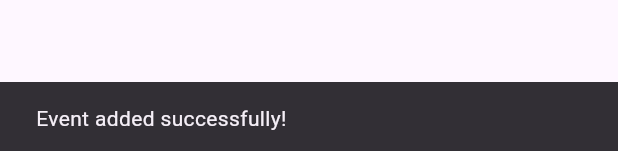
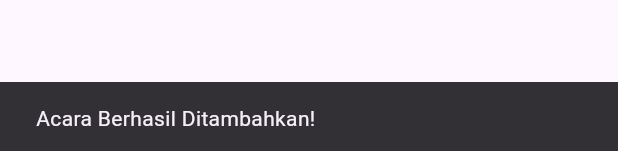
Before and after one commit to SuamiSahShiroko/simple-scheduler-ubsi, a Flutter app: the AddEventForm widget shown alone on an empty page, opened directly with empty values, after a tap on "Tambahkan Acara", on a phone screen of 412 x 824 dp. Shown: the part 1082-1233 px from the top of the screen. Run offline on Flutter 3.47's test engine with Material 3 defaults, Android fonts, the phone set to English and light mode, and no system bars; our stand-ins replace assets_audio_player, dio, shared_preferences; accounts and stored records are empty.

Commit message:
Whatever commit

```diff
--- a/lib/add_event_form.dart
+++ b/lib/add_event_form.dart
@@ -45,10 +45,10 @@ class _AddEventFormState extends State<AddEventForm> {
 
     if (widget.onEdit != null && widget.editEvent != null) {
       widget.onEdit!(widget.editEvent!, event);
-      _showSnackbar('Event edited successfully!');
+      _showSnackbar('Acara Berhasil Diubah!');
     } else {
       widget.onSubmit(event);
-      _showSnackbar('Event added successfully!');
+      _showSnackbar('Acara Berhasil Ditambahkan!');
     }
 
     Navigator.pop(context);
```
